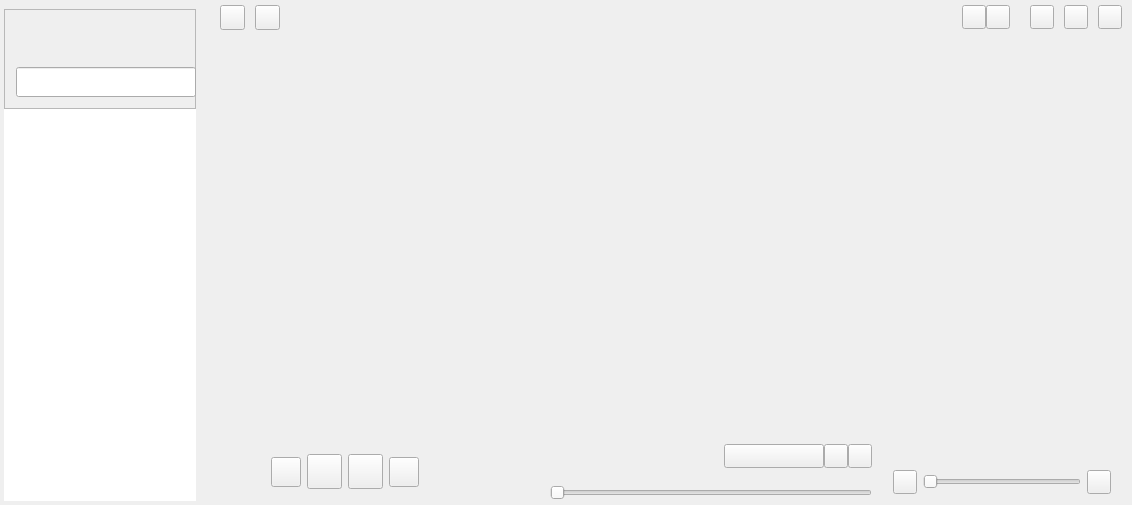
Above: src/xamp/xamp.ui from billlin0904/xamp2 before the change. Below: the same form after it.
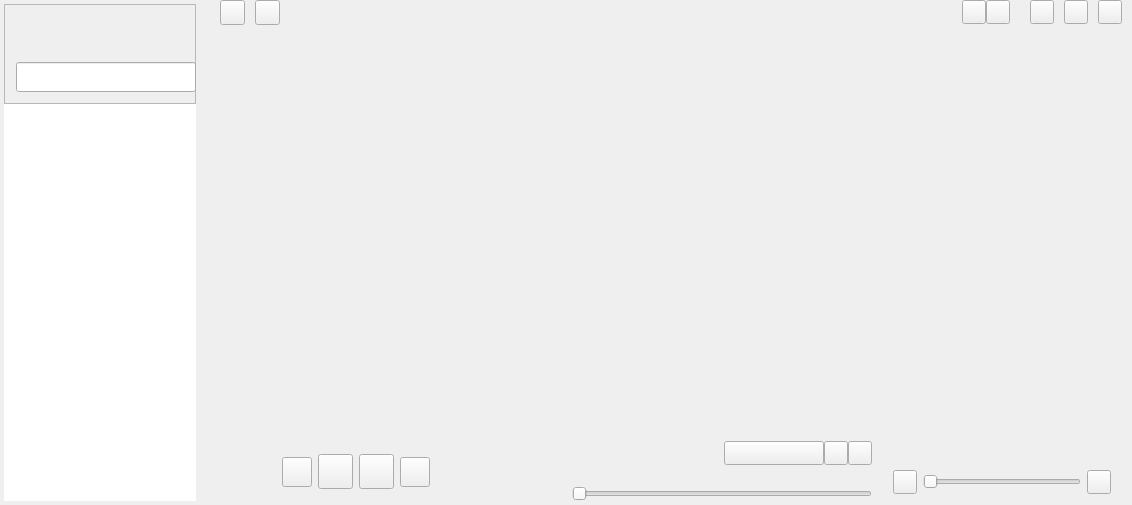
That is the form after the change. Custom widgets are drawn as their Qt base class.

```diff
--- a/src/xamp/xamp.ui
+++ b/src/xamp/xamp.ui
@@ -21,7 +21,7 @@
     <number>0</number>
    </property>
    <property name="topMargin">
-    <number>5</number>
+    <number>0</number>
    </property>
    <property name="rightMargin">
     <number>0</number>
@@ -259,12 +259,6 @@
        <height>60</height>
       </size>
      </property>
-     <property name="maximumSize">
-      <size>
-       <width>16777215</width>
-       <height>55</height>
-      </size>
-     </property>
      <property name="frameShape">
       <enum>QFrame::NoFrame</enum>
      </property>
@@ -528,18 +522,6 @@
        <verstretch>0</verstretch>
       </sizepolicy>
      </property>
-     <property name="minimumSize">
-      <size>
-       <width>290</width>
-       <height>0</height>
-      </size>
-     </property>
-     <property name="maximumSize">
-      <size>
-       <width>290</width>
-       <height>16777215</height>
-      </size>
-     </property>
      <property name="frameShape">
       <enum>QFrame::NoFrame</enum>
      </property>
@@ -679,12 +661,6 @@
    </item>
    <item row="0" column="1" colspan="3">
     <widget class="QFrame" name="titleFrame">
-     <property name="minimumSize">
-      <size>
-       <width>0</width>
-       <height>24</height>
-      </size>
-     </property>
      <property name="frameShape">
       <enum>QFrame::NoFrame</enum>
      </property>
```
